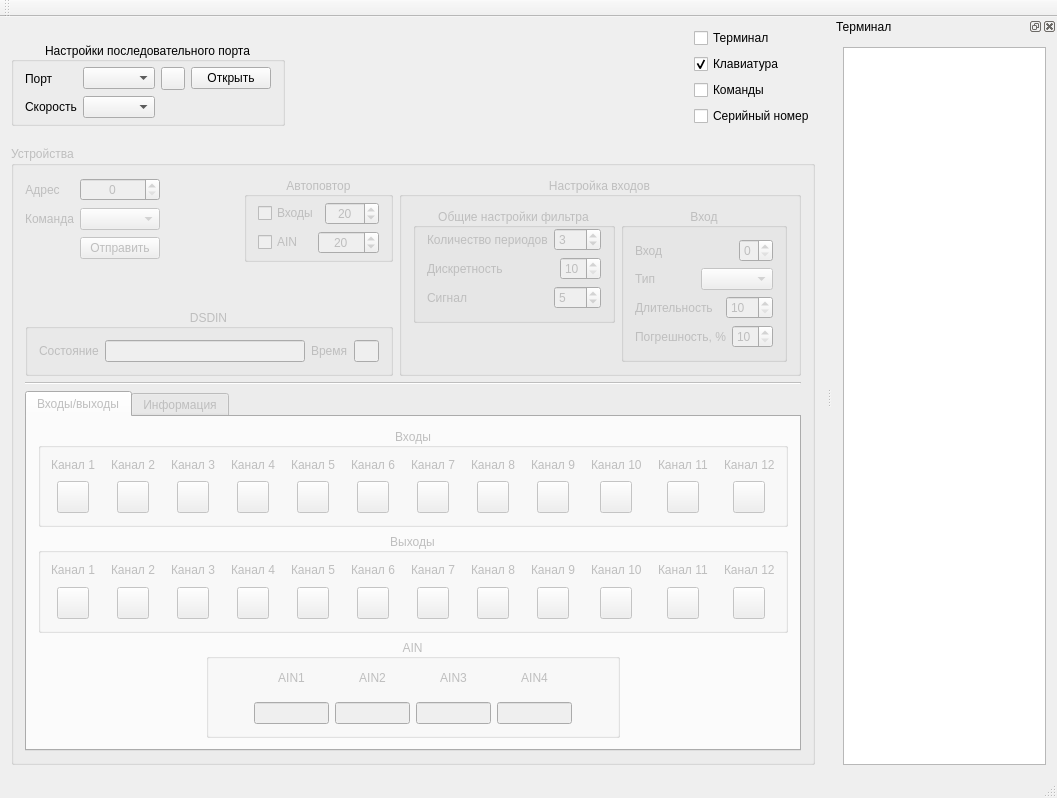
The window that mainwindow.ui (vlarry/emulator) describes before a commit, drawn with Qt 5.
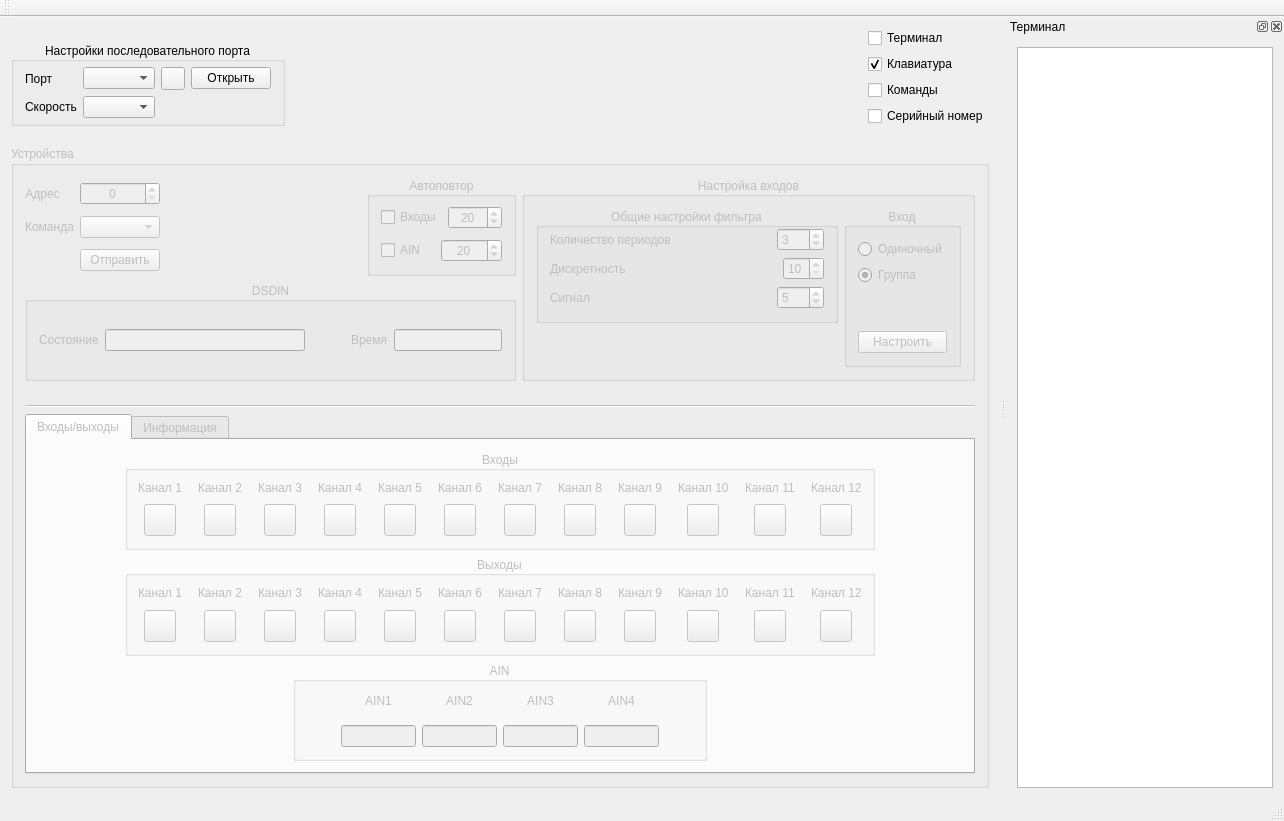
The same window after the commit. Icons and pictures are not drawn. Custom widgets are drawn as their Qt base class.

Commit message: Переработка интерфейса: изменение настройки входа (добавлена возможность настройки группы входов); Добавлено окно настройки вход|а(ов); Именение обработки выбора команды 0x3A (запись серийного номера) и 0x3F (настройка входа) - при отправке команды открывается дополнительное окно с настройками; Реализация связи выпадающего списка с командами и окна команд (синхронизация обработки - раньше жили отдельной жизнью).

Patch:
```diff
--- a/mainwindow.ui
+++ b/mainwindow.ui
@@ -6,8 +6,8 @@
    <rect>
     <x>0</x>
     <y>0</y>
-    <width>1057</width>
-    <height>798</height>
+    <width>1284</width>
+    <height>821</height>
    </rect>
   </property>
   <property name="windowTitle">
@@ -215,7 +215,7 @@
       </property>
       <layout class="QVBoxLayout" name="verticalLayout_33">
        <item>
-        <layout class="QHBoxLayout" name="horizontalLayout_61">
+        <layout class="QHBoxLayout" name="horizontalLayout_14">
          <item>
           <layout class="QVBoxLayout" name="verticalLayout_7">
            <item>
@@ -402,19 +402,6 @@
              </item>
             </layout>
            </item>
-           <item>
-            <spacer name="verticalSpacer">
-             <property name="orientation">
-              <enum>Qt::Vertical</enum>
-             </property>
-             <property name="sizeHint" stdset="0">
-              <size>
-               <width>20</width>
-               <height>18</height>
-              </size>
-             </property>
-            </spacer>
-           </item>
            <item>
             <widget class="QGroupBox" name="groupBox_2">
              <property name="title">
@@ -496,7 +483,7 @@
            <property name="alignment">
             <set>Qt::AlignCenter</set>
            </property>
-           <layout class="QHBoxLayout" name="horizontalLayout_60">
+           <layout class="QHBoxLayout" name="horizontalLayout_9">
             <item>
              <layout class="QVBoxLayout" name="verticalLayout_4">
               <item>
@@ -672,124 +659,43 @@
               </property>
               <layout class="QVBoxLayout" name="verticalLayout_3">
                <item>
-                <layout class="QHBoxLayout" name="horizontalLayout_14">
-                 <item>
-                  <widget class="QLabel" name="lblInput">
+                <widget class="QRadioButton" name="radioButtonInputSingle">
                    <property name="text">
-                    <string>Вход</string>
+                  <string>Одиночный</string>
                    </property>
                   </widget>
                  </item>
                  <item>
-                  <spacer name="horizontalSpacer_13">
-                   <property name="orientation">
-                    <enum>Qt::Horizontal</enum>
-                   </property>
-                   <property name="sizeHint" stdset="0">
-                    <size>
-                     <width>40</width>
-                     <height>20</height>
-                    </size>
-                   </property>
-                  </spacer>
-                 </item>
-                 <item>
-                  <widget class="QSpinBox" name="sbInput">
-                   <property name="sizePolicy">
-                    <sizepolicy hsizetype="Minimum" vsizetype="Fixed">
-                     <horstretch>0</horstretch>
-                     <verstretch>0</verstretch>
-                    </sizepolicy>
-                   </property>
-                   <property name="maximum">
-                    <number>7</number>
-                   </property>
-                  </widget>
-                 </item>
-                </layout>
-               </item>
-               <item>
-                <layout class="QHBoxLayout" name="horizontalLayout_17">
-                 <item>
-                  <widget class="QLabel" name="label_9">
+                <widget class="QRadioButton" name="radioButtonInputGroup">
                    <property name="text">
-                    <string>Тип</string>
-                   </property>
-                  </widget>
-                 </item>
-                 <item>
-                  <widget class="QComboBox" name="cbInputType"/>
-                 </item>
-                </layout>
-               </item>
-               <item>
-                <layout class="QHBoxLayout" name="horizontalLayout_9">
-                 <item>
-                  <widget class="QLabel" name="lblDuration">
-                   <property name="text">
-                    <string>Длительность</string>
-                   </property>
-                   <property name="scaledContents">
+                  <string>Группа</string>
+                 </property>
+                 <property name="checked">
                     <bool>true</bool>
                    </property>
                   </widget>
                  </item>
                  <item>
-                  <spacer name="horizontalSpacer_7">
+                <spacer name="verticalSpacer_4">
                    <property name="orientation">
-                    <enum>Qt::Horizontal</enum>
+                  <enum>Qt::Vertical</enum>
                    </property>
                    <property name="sizeHint" stdset="0">
                     <size>
-                     <width>40</width>
-                     <height>20</height>
+                   <width>20</width>
+                   <height>40</height>
                     </size>
                    </property>
                   </spacer>
                  </item>
                  <item>
-                  <widget class="QSpinBox" name="sbDuration">
-                   <property name="minimum">
-                    <number>10</number>
-                   </property>
-                   <property name="maximum">
-                    <number>100</number>
-                   </property>
-                   <property name="singleStep">
-                    <number>10</number>
-                   </property>
-                  </widget>
-                 </item>
-                </layout>
-               </item>
-               <item>
-                <layout class="QHBoxLayout" name="horizontalLayout_16">
-                 <item>
-                  <widget class="QLabel" name="lblTextFault">
+                <widget class="QPushButton" name="pushButtonInputSet">
                    <property name="text">
-                    <string>Погрешность, %</string>
-                   </property>
-                   <property name="scaledContents">
-                    <bool>true</bool>
-                   </property>
-                  </widget>
-                 </item>
-                 <item>
-                  <widget class="QSpinBox" name="sbFaultInput">
-                   <property name="minimum">
-                    <number>10</number>
-                   </property>
-                   <property name="maximum">
-                    <number>50</number>
-                   </property>
-                   <property name="singleStep">
-                    <number>10</number>
-                   </property>
-                  </widget>
-                 </item>
-                </layout>
-               </item>
-              </layout>
+                  <string>Настроить</string>
+                 </property>
+                </widget>
+               </item>
+              </layout>
              </widget>
             </item>
            </layout>
@@ -797,6 +703,19 @@
          </item>
         </layout>
        </item>
+       <item>
+        <spacer name="verticalSpacer">
+         <property name="orientation">
+          <enum>Qt::Vertical</enum>
+         </property>
+         <property name="sizeHint" stdset="0">
+          <size>
+           <width>20</width>
+           <height>18</height>
+          </size>
+         </property>
+        </spacer>
+       </item>
        <item>
         <widget class="Line" name="line">
          <property name="sizePolicy">
```
Left out of the diff: 2 changed lines with no effect on the pictures. Lines whose indentation alone changed are shown as unchanged. The commit also changes 16 other files.
